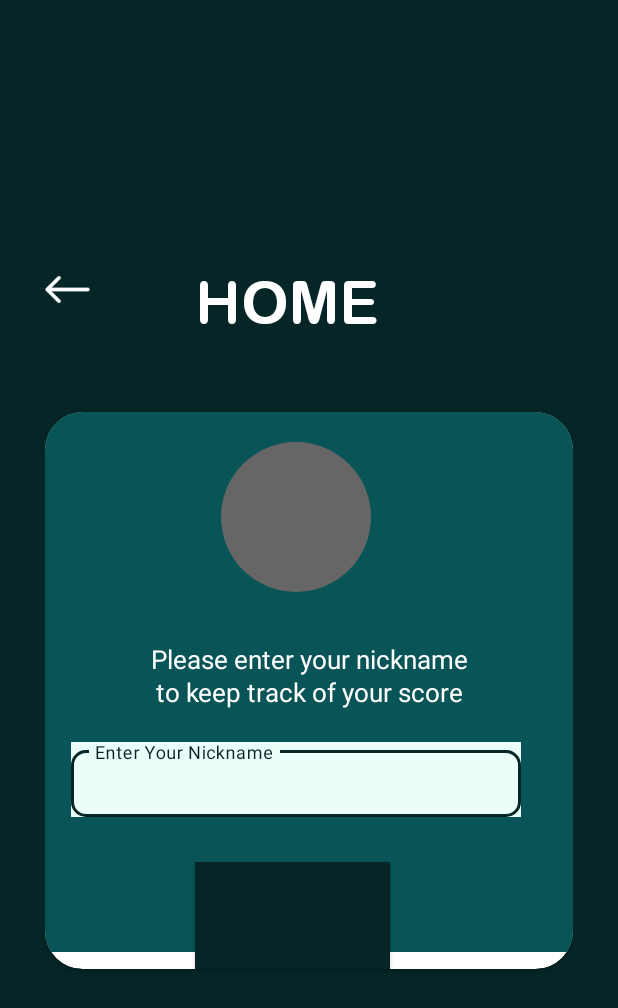
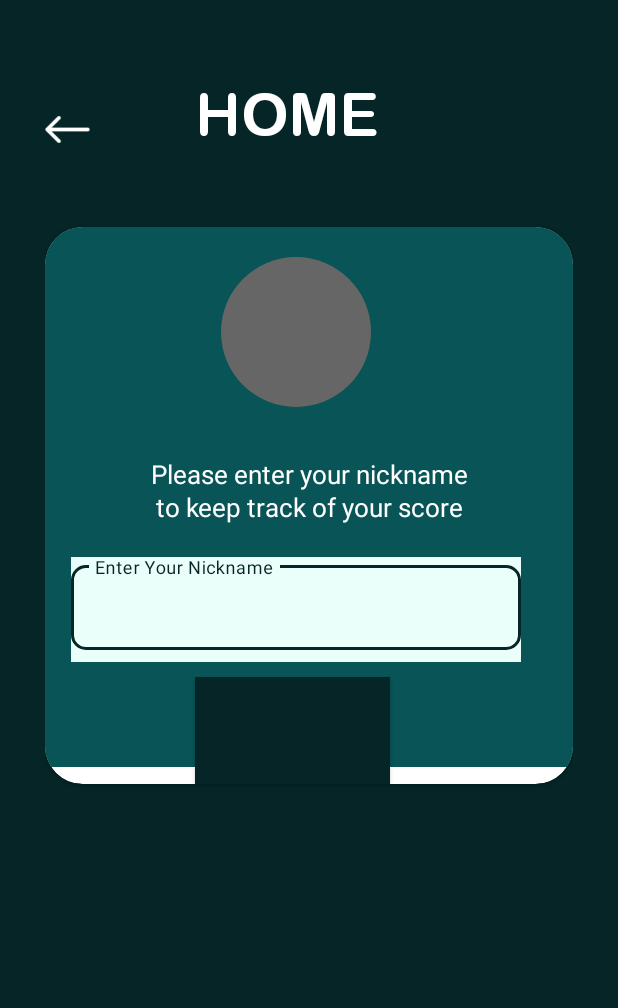
Before and after one commit to Tsebo200/2KQuiz, an Android app: the screen it shows after launch (HomeActivity), on a phone screen of 412 x 824 dp. Shown: the top 1008 px of the screen. Run offline under Robolectric (Android 15) with nearby library versions, the phone set to English and light mode, and no system bars.

Commit message:
Just Before Home Page Restart

```diff
--- a/app/src/main/java/com/example/a2kquiz/HomeActivity.kt
+++ b/app/src/main/java/com/example/a2kquiz/HomeActivity.kt
@@ -2,11 +2,45 @@ package com.example.a2kquiz
 
 import androidx.appcompat.app.AppCompatActivity
 import android.os.Bundle
+import android.util.Log
+import android.widget.Toast
 import com.example.a2kquiz.R
+import com.example.a2kquiz.databinding.ActivityHomeBinding
+import com.google.android.material.snackbar.Snackbar
 
 class HomeActivity : AppCompatActivity() {
+    private lateinit var home: ActivityHomeBinding
+
     override fun onCreate(savedInstanceState: Bundle?) {
         super.onCreate(savedInstanceState)
+
         setContentView(R.layout.activity_home)
+        home = ActivityHomeBinding.inflate(layoutInflater)
+        setContentView(home.root)//This sets what xml frontend to use
+
+
+        //onClick Event listener when user enters nicknames
+        home.btnEnter.setOnClickListener {
+
+
+
+            var nickname = home.etNickname.text
+
+            //Check if nickname has been added
+            if(nickname.toString() == ""){
+//                var nicknameModal = Toast.makeText(this, "Oops You Forgot To Enter Your Nickname", Toast.LENGTH_LONG).show()
+                Snackbar.make(it, "Please enter your Nickname", Snackbar.LENGTH_LONG)
+                    .setAction("ok", {
+
+                })
+                    .show()
+            }else{
+                //TODO: NAvigate next activity
+                Log.i("Clicked", "$nickname")
+            }
+
+            Log.i("Clicked", "$nickname")
+
+        }
     }
 }
--- a/app/src/main/java/com/example/a2kquiz/MainActivity.kt
+++ b/app/src/main/java/com/example/a2kquiz/MainActivity.kt
@@ -5,10 +5,10 @@ import androidx.appcompat.app.AppCompatActivity
 import com.example.a2kquiz.databinding.ActivityMainBinding
 
 class MainActivity : AppCompatActivity() {
-    private lateinit var binding: ActivityMainBinding
+//    private lateinit var binding: ActivityMainBinding
     override fun onCreate(savedInstanceState: Bundle?) {
         super.onCreate(savedInstanceState)
-        binding = ActivityMainBinding.inflate(layoutInflater)
-        setContentView(binding.root)//This sets what xml frontend to use
+//        binding = ActivityMainBinding.inflate(layoutInflater)
+//        setContentView(binding.root)//This sets what xml frontend to use
     }
 }
--- a/app/src/main/res/layout/activity_home.xml
+++ b/app/src/main/res/layout/activity_home.xml
@@ -12,13 +12,14 @@
     <LinearLayout
         android:layout_width="match_parent"
         android:layout_height="wrap_content"
-        android:orientation="horizontal">
+        android:orientation="horizontal"
+        android:layout_marginTop="-150dp">
 
         <ImageView
             android:layout_width="30dp"
             android:layout_height="30dp"
             android:src="@drawable/returnui"
-            android:layout_marginTop="0px"/>
+            android:layout_marginTop="30px"/>
 
         <TextView
             android:layout_width="wrap_content"
@@ -30,7 +31,6 @@
             android:paddingStart="70dp"
             android:paddingEnd="70dp"
             android:layout_gravity="center"
-            android:layout_marginTop="0sp"
             android:textSize="40sp"/>
     </LinearLayout>
 
@@ -71,7 +71,7 @@
 
         <com.google.android.material.textfield.TextInputLayout
             android:layout_width="300dp"
-            android:layout_height="50dp"
+            android:layout_height="70dp"
             android:layout_marginStart="17dp"
             android:layout_marginTop="220dp"
             android:background="@color/TertiaryColor"
@@ -83,6 +83,7 @@
             style="@style/Widget.MaterialComponents.TextInputLayout.OutlinedBox">
 
             <com.google.android.material.textfield.TextInputEditText
+                android:id="@+id/et_Nickname"
                 android:layout_width="match_parent"
                 android:layout_height="wrap_content"
                 app:cardCornerRadius="10dp"
@@ -90,13 +91,14 @@
 
         </com.google.android.material.textfield.TextInputLayout>
         <com.google.android.material.button.MaterialButton
+            android:id="@+id/btn_Enter"
             android:layout_width="130dp"
             android:layout_height="wrap_content"
             android:layout_marginStart="100dp"
             android:layout_marginTop="300dp"
             android:padding="20dp"
-            app:cornerRadius="50dp"
-            android:background="@color/BackgroundColor"/>
+            app:cornerRadius="100dp"
+            android:background="@color/BackgroundColor" />
 
     </com.google.android.material.card.MaterialCardView>
 
--- a/app/src/main/res/values/strings.xml
+++ b/app/src/main/res/values/strings.xml
@@ -1,5 +1,5 @@
 <resources>
-    <string name="app_name">2Kaying</string>
+    <string name="app_name">2KQuiz</string>
     <string name="app_description">This app is dope</string>
     <string name="welcome_text">A fun quiz to test your knowledge on Y2K culture</string>
     <string name="setting_text">SETTINGS</string>
```
Also changed, not shown: app/src/main/AndroidManifest.xml (+6 -3 lines).
